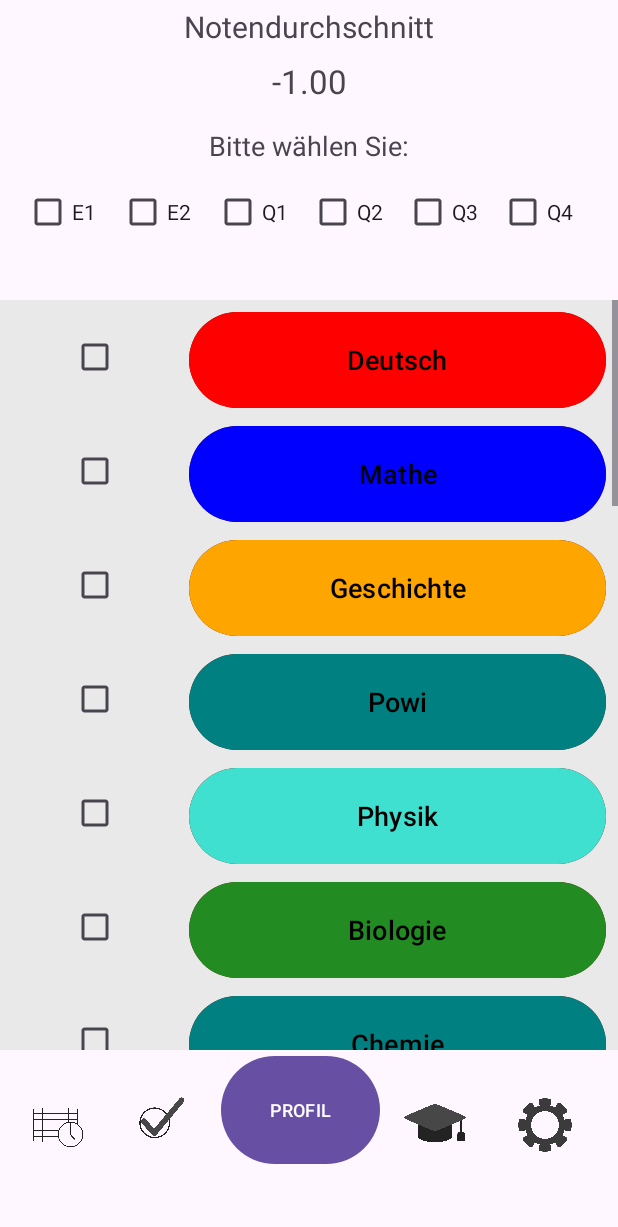
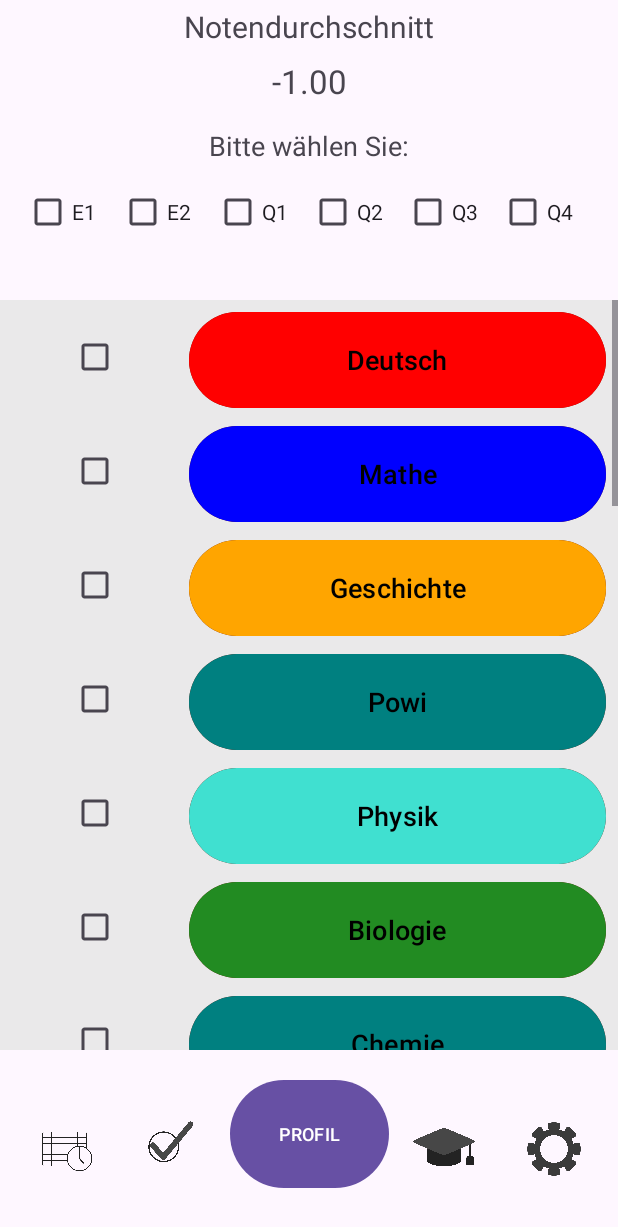
Before and after one commit to KevinGebert07/Schulplaner-Android-App, an Android app: the GradesActivity screen opened directly, with no data from a screen before it, on a phone screen of 412 x 824 dp. Shown: the top 1227 px of the screen. Run offline under Robolectric (Android 15) with nearby library versions, the phone set to English and light mode, and no system bars.

Commit message:
Kleine Verbesserungen, passend zu dem IST Zustand für die Doku

```diff
--- a/app/src/main/java/de/StundenplanHelden/schulplaner_android_app/FachViewActivity.java
+++ b/app/src/main/java/de/StundenplanHelden/schulplaner_android_app/FachViewActivity.java
@@ -161,9 +161,11 @@ public class FachViewActivity extends AppCompatActivity {
                 int note = Integer.valueOf(editTextList.get(i).getText().toString());
                 if (note > 15){
                     note = 15;
+                    editTextList.get(i).setText("15");
                 }
                 if (note >= 0) {
                     fach.halbjahre[flipper.getDisplayedChild()].noteEintragen(i, note);
+
                 }
             }
             catch(Exception ignored) {
@@ -173,6 +175,7 @@ public class FachViewActivity extends AppCompatActivity {
     }
 
     private void changeToGradesActivity(){
+        notenAktualisieren();
         Intent i = new Intent(this, GradesActivity.class);
         try{
             Gson gson = new Gson();
--- a/app/src/main/res/layout/activity_grades.xml
+++ b/app/src/main/res/layout/activity_grades.xml
@@ -142,12 +142,16 @@
             </LinearLayout>
         </ScrollView>
 
-        <androidx.fragment.app.FragmentContainerView
-            android:id="@+id/fragmentContainerView4"
-            android:name="de.StundenplanHelden.schulplaner_android_app.Menueleiste"
-            android:layout_width="400dp"
-            android:layout_height="100dp" />
-
     </LinearLayout>
 
+    <androidx.fragment.app.FragmentContainerView
+        android:id="@+id/fragmentContainerView4"
+        android:name="de.StundenplanHelden.schulplaner_android_app.Menueleiste"
+        android:layout_width="400dp"
+        android:layout_height="100dp"
+        android:layout_marginBottom="8dp"
+        app:layout_constraintBottom_toBottomOf="parent"
+        app:layout_constraintEnd_toEndOf="parent"
+        app:layout_constraintStart_toStartOf="parent" />
+
 </androidx.constraintlayout.widget.ConstraintLayout>
--- a/app/src/main/res/layout/activity_timetable.xml
+++ b/app/src/main/res/layout/activity_timetable.xml
@@ -35,7 +35,7 @@
             <TextView
                 android:id="@+id/Datum"
                 android:layout_width="wrap_content"
-                android:layout_height="wrap_content"
+                android:layout_height="match_parent"
                 android:layout_weight="1"
                 android:text="Montag, der 48.14.20025"
                 android:textAlignment="center"
```
